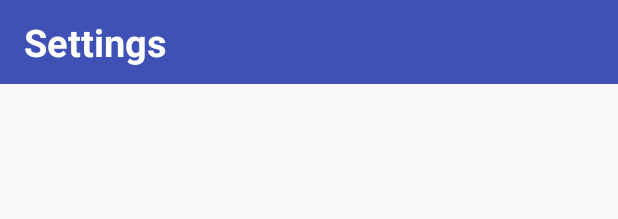
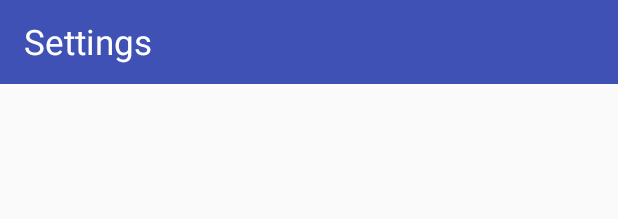
Before and after one commit to poojapatel28/NewsApp, an Android app: the layout activity_choose.xml on its own in the app's theme, with its tools: preview values and no code run, on a phone screen of 412 x 824 dp. Shown: the top 219 px of the screen. Run offline under Robolectric (Android 15) with nearby library versions, the phone set to English and light mode, and no system bars; network calls fail.

Commit message:
final chnages in App

```diff
--- a/app/src/main/java/com/pl/dell/news/ChooseActivity.java
+++ b/app/src/main/java/com/pl/dell/news/ChooseActivity.java
@@ -70,7 +70,7 @@ public class ChooseActivity extends BaseActivity implements View.OnClickListener
        // Toast.makeText(getApplicationContext(),getData().get(0),Toast.LENGTH_SHORT);
         if (!getIntent().hasExtra("main")) {
 
-             showProgress("WAit", "Loading data");
+             showProgress("Please Wait", "Loading");
             getData();}
 
 else{
@@ -233,8 +233,8 @@ else{
                         //hideProgress();
                         finish();
                         hideProgress();
-                    } else {freshCall();hideProgress();}
-                } else {freshCall();hideProgress();}
+                    } else {hideProgress();freshCall();}
+                } else {hideProgress();freshCall();}
 
 
             }
--- a/app/src/main/java/com/pl/dell/news/LoginActivity.java
+++ b/app/src/main/java/com/pl/dell/news/LoginActivity.java
@@ -145,7 +145,7 @@ public class LoginActivity extends BaseActivity implements View.OnClickListener
         private void handleFacebookAccessToken(final AccessToken token) {
             Log.d(TAG, "handleFacebookAccessToken:" + token);
             // [START_EXCLUDE silent]
-            p.showProgress("Wait","Loading");
+            p.showProgress("Please Wait","Loading");
             // [END_EXCLUDE]
 
             AuthCredential credential = FacebookAuthProvider.getCredential(token.getToken());
--- a/app/src/main/res/layout/activity_choose.xml
+++ b/app/src/main/res/layout/activity_choose.xml
@@ -19,9 +19,9 @@
         android:layout_width="100dp"
 
         android:layout_height="wrap_content"
-        android:textSize="25sp"
+        android:textSize="23sp"
         android:text="Settings"
-        android:textStyle="bold"
+        android:textStyle="normal"
         android:textColor="#ffffff"
         android:layout_marginLeft="5dp"
         />
--- a/app/src/main/res/layout/main_content.xml
+++ b/app/src/main/res/layout/main_content.xml
@@ -24,7 +24,7 @@
             android:layout_height="wrap_content"
             android:textSize="25sp"
             android:text="News"
-            android:textStyle="bold"
+            android:textStyle="normal"
             android:textColor="#ffffff"
             android:layout_marginLeft="30dp"
             />
```
Also changed, not shown: app/src/main/java/com/pl/dell/news/MainActivity.java (+5 -2 lines).
